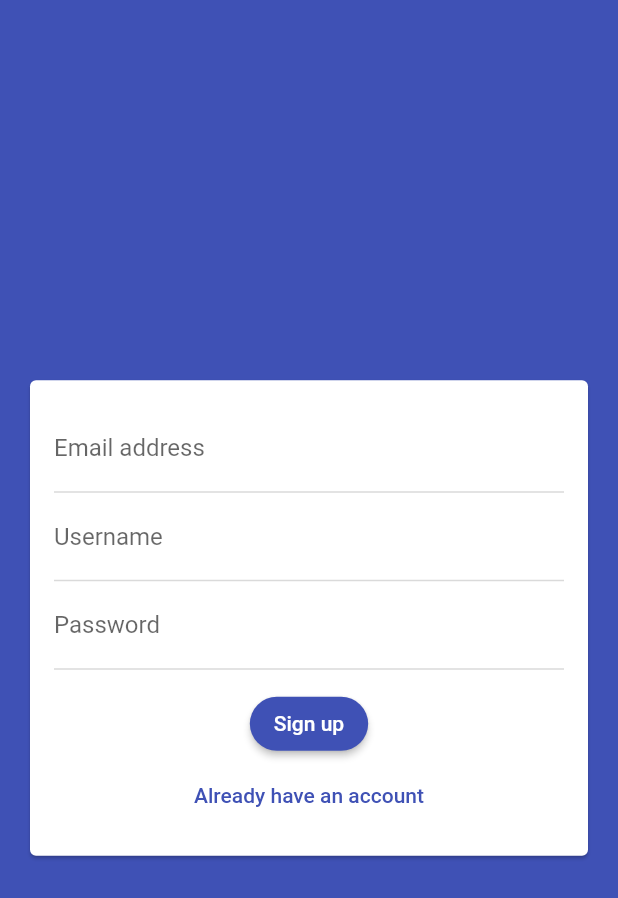
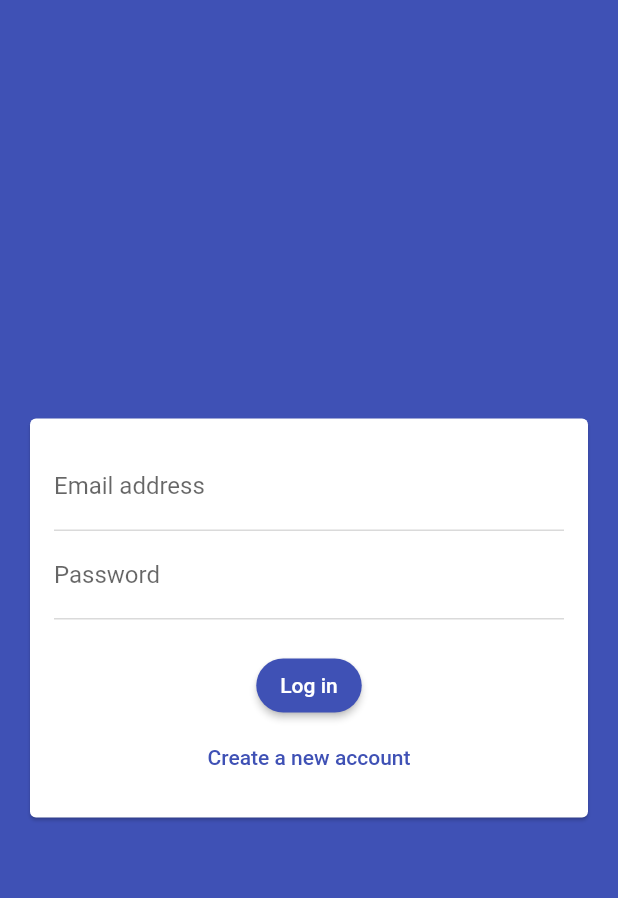
Before and after one commit to SaiEainkKham/LearnFlutter, a Flutter app: the screen it shows after launch, on a phone screen of 412 x 824 dp. Shown: the top 898 px of the screen. Run offline on Flutter 3.47's test engine with Material 2 defaults, Android fonts, the phone set to English and light mode, and no system bars; our stand-ins replace cloud_firestore, firebase_auth, firebase_core, image_picker, sqflite; accounts and stored records are empty.

Commit message:
Add chat listening to chat_app

```diff
--- a/10_ChatApp/lib/main.dart
+++ b/10_ChatApp/lib/main.dart
@@ -1,5 +1,6 @@
 import 'package:flutter/material.dart';
 import 'package:firebase_core/firebase_core.dart';
+import 'package:firebase_auth/firebase_auth.dart';
 
 import 'package:chat_app/screens/chat_screen.dart';
 import 'package:chat_app/screens/auth_screen.dart';
@@ -16,6 +17,7 @@ class MyApp extends StatelessWidget {
   @override
   Widget build(BuildContext context) {
     return MaterialApp(
+      debugShowCheckedModeBanner: false,
       title: 'FlutterChat',
       theme: ThemeData(
         colorScheme: const ColorScheme(
@@ -31,8 +33,25 @@ class MyApp extends StatelessWidget {
           surface: Colors.green,
           onSurface: Colors.grey,
         ),
+        buttonTheme: ButtonThemeData(
+          buttonColor: Colors.pink,
+          textTheme: ButtonTextTheme.primary,
+          shape:
+              RoundedRectangleBorder(borderRadius: BorderRadius.circular(20)),
+        ),
+        iconTheme: const IconThemeData(
+          color: Colors.deepOrange,
+        ),
       ),
-      home: AuthScreen(),
+      home: StreamBuilder(
+        stream: FirebaseAuth.instance.authStateChanges(),
+        builder: (ctx, userSnapshot) {
+          if (userSnapshot.hasData) {
+            return ChatScreen();
+          }
+          return AuthScreen();
+        },
+      ),
     );
   }
 }
--- a/10_ChatApp/lib/screens/auth_screen.dart
+++ b/10_ChatApp/lib/screens/auth_screen.dart
@@ -17,8 +17,8 @@ class _AuthScreenState extends State<AuthScreen> {
 
   void _submitAuthForm(
     String email,
+    String username,
     String password,
-    String username,
     bool isLogin,
     BuildContext ctx,
   ) async {
@@ -31,6 +31,7 @@ class _AuthScreenState extends State<AuthScreen> {
       if (isLogin) {
         authResult = await _auth.signInWithEmailAndPassword(
             email: email, password: password);
+        print('success login');
       } else {
         authResult = await _auth.createUserWithEmailAndPassword(
             email: email, password: password);
--- a/10_ChatApp/lib/widgets/auth_form.dart
+++ b/10_ChatApp/lib/widgets/auth_form.dart
@@ -18,7 +18,7 @@ class AuthForm extends StatefulWidget {
 
 class _AuthFormState extends State<AuthForm> {
   final _formKey = GlobalKey<FormState>();
-  var _isLogin = false;
+  var _isLogin = true;
 
   var _userEmail = '';
   var _userName = '';
@@ -29,6 +29,7 @@ class _AuthFormState extends State<AuthForm> {
     FocusScope.of(context).unfocus();
 
     if (isValid) {
+      print('isValid is running');
       _formKey.currentState!.save();
       widget.submitFn(
         _userEmail.trim(),
@@ -103,7 +104,9 @@ class _AuthFormState extends State<AuthForm> {
                       _userPassword = value as String;
                     },
                   ),
-                  const SizedBox(height: 12),
+                  const SizedBox(height: 20),
+                  if (widget.isLoading) const CircularProgressIndicator(),
+                  if (!widget.isLoading)
                     ElevatedButton(
                       onPressed: _trySubmit,
                       style: ElevatedButton.styleFrom(
@@ -113,6 +116,7 @@ class _AuthFormState extends State<AuthForm> {
                       ),
                       child: Text(_isLogin ? 'Log in' : 'Sign up'),
                     ),
+                  if (!widget.isLoading)
                     TextButton(
                       onPressed: () {
                         setState(() {
```
Also changed, not shown: 10_ChatApp/lib/screens/chat_screen.dart (+41 -31 lines), 10_ChatApp/lib/widgets/chat/messages.dart (added, +25 -0 lines). Lines whose indentation alone changed are shown as unchanged.
